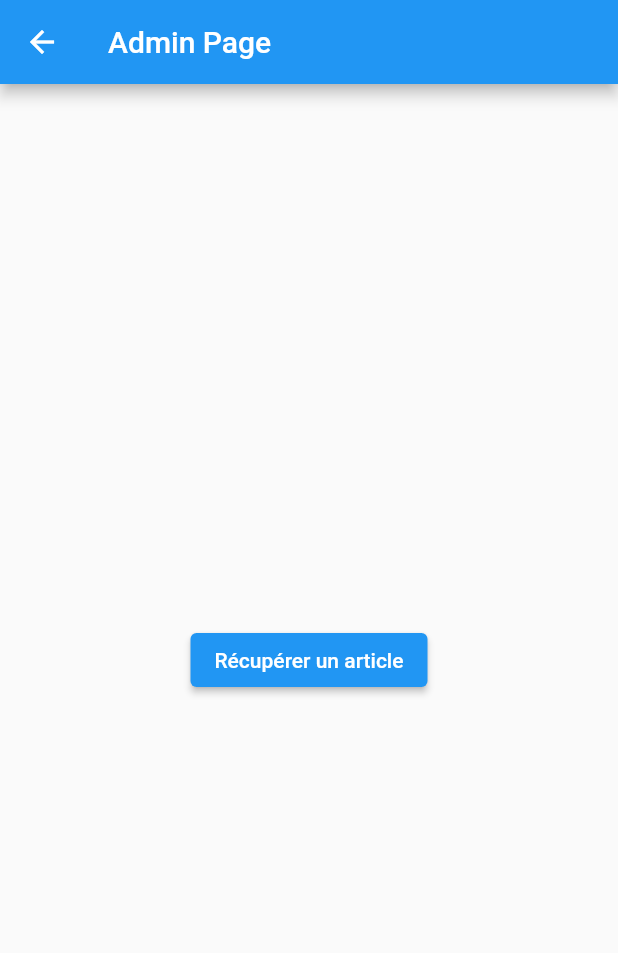
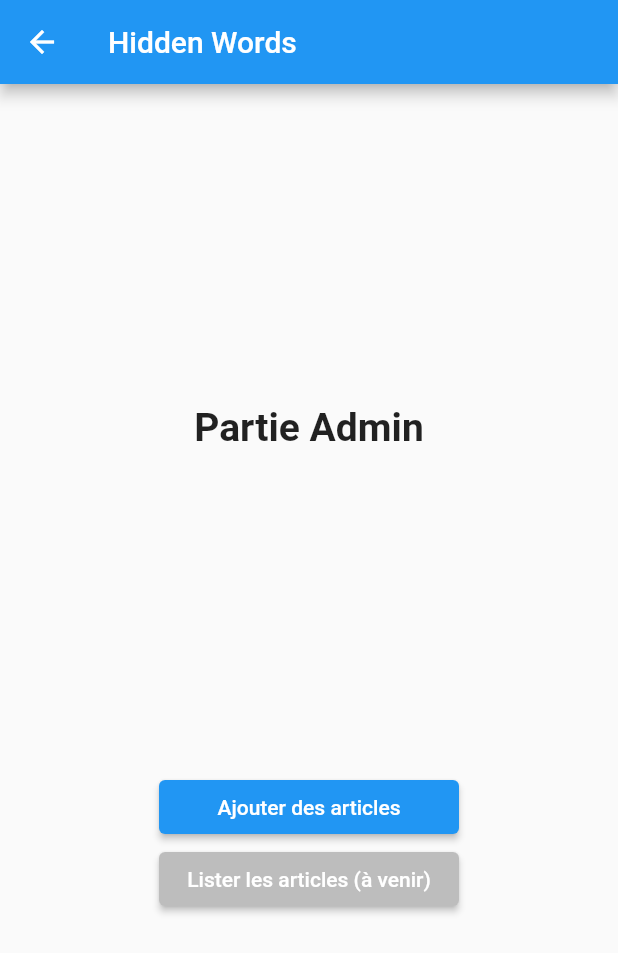
Before and after one commit to kevindjeradi/HiddenWords, a Flutter app: the Admin screen opened directly, on a phone screen of 412 x 824 dp. Shown: the top 953 px of the screen. Run offline on Flutter 3.47's test engine with Material 2 defaults, Android fonts, the phone set to English and light mode, and no system bars; our stand-ins replace flutter_dotenv, flutter_secure_storage, logger, shared_preferences; missing offline and left inert: text_analysis; accounts and stored records are empty; network calls fail.

Commit message:
refactoring files

```diff
--- a/hidden_words_front/lib/views/admin.dart
+++ /dev/null
@@ -1,255 +0,0 @@
-import 'package:flutter/material.dart';
-import 'package:hidden_words_front/helpers/logger.dart';
-import 'package:hidden_words_front/models/article.dart';
-import 'package:hidden_words_front/services/article_service.dart';
-import 'package:url_launcher/url_launcher.dart';
-
-class Admin extends StatefulWidget {
-  const Admin({super.key});
-
-  @override
-  AdminState createState() => AdminState();
-}
-
-class AdminState extends State<Admin> {
-  Article? currentArticle;
-  final ArticleService articleService = ArticleService();
-  final TextEditingController themeController = TextEditingController();
-  final TextEditingController difficultyController = TextEditingController();
-  List<TextEditingController> hintControllers = [TextEditingController()];
-  final TextEditingController contentController = TextEditingController();
-  bool isContentEditable = false;
-
-  void fetchArticle() async {
-    var articleData = await articleService.fetchRandomWikipediaArticle();
-    if (articleData != null) {
-      setState(() {
-        currentArticle = Article(
-            title: articleData['title'],
-            content: articleData['contentToShow'],
-            url: articleData['url'],
-            theme: '',
-            difficulty: '',
-            hints: [],
-            revealedWords: {},
-            bestGuesses: {});
-        contentController.text = currentArticle!.content;
-        Log.logger.i(currentArticle.toString());
-      });
-    }
-  }
-
-  void _launchURL(String urlString) async {
-    final Uri url = Uri.parse(urlString);
-    if (!await launchUrl(url)) {
-      throw Exception('Could not launch $url');
-    }
-  }
-
-  void toggleContentEditMode() {
-    setState(() {
-      isContentEditable = !isContentEditable;
-    });
-  }
-
-  void addHintField() {
-    setState(() {
-      hintControllers.add(TextEditingController());
-    });
-  }
-
-  void removeHintField(int index) {
-    if (hintControllers.length > 1) {
-      setState(() {
-        hintControllers.removeAt(index);
-      });
-    }
-  }
-
-  void saveArticle() async {
-    if (currentArticle != null) {
-      try {
-        currentArticle = currentArticle!.copyWith(
-          theme: themeController.text,
-          difficulty: difficultyController.text,
-          content: contentController.text,
-          hints: hintControllers.map((controller) => controller.text).toList(),
-        );
-        await articleService.createArticle(currentArticle!);
-        Log.logger.i("article sauvegardé");
-      } catch (e) {
-        Log.logger.i("article pas sauvegardé");
-      }
-    }
-  }
-
-  @override
-  Widget build(BuildContext context) {
-    List<String> contentLines = currentArticle?.content.split('\n') ?? [];
-
-    return Scaffold(
-      appBar: AppBar(
-        title: const Text('Admin Page'),
-      ),
-      body: currentArticle == null
-          ? Center(
-              child: ElevatedButton(
-                onPressed: fetchArticle,
-                child: const Text('Récupérer un article'),
-              ),
-            )
-          : SingleChildScrollView(
-              padding: const EdgeInsets.all(10.0),
-              child: Column(
-                crossAxisAlignment: CrossAxisAlignment.start,
-                children: <Widget>[
-                  ElevatedButton(
-                    onPressed: fetchArticle,
-                    style: ElevatedButton.styleFrom(
-                        backgroundColor: Theme.of(context).primaryColor),
-                    child: const Text('Changer d\'article'),
-                  ),
-                  Padding(
-                    padding: const EdgeInsets.symmetric(vertical: 8.0),
-                    child: Text(currentArticle!.title,
-                        style: Theme.of(context).textTheme.titleLarge),
-                  ),
-                  Padding(
-                    padding: const EdgeInsets.symmetric(vertical: 8.0),
-                    child: GestureDetector(
-                      onTap: () => _launchURL(currentArticle!.url),
-                      child: Text(
-                        currentArticle!.url,
-                        style: const TextStyle(
-                          color: Colors.blue,
-                          decoration: TextDecoration.underline,
-                        ),
-                      ),
-                    ),
-                  ),
-                  Padding(
-                    padding: const EdgeInsets.symmetric(vertical: 8.0),
-                    child: GestureDetector(
-                      onTap: showEditContentDialog,
-                      child: Container(
-                        height: 350,
-                        padding: const EdgeInsets.all(8.0),
-                        decoration: BoxDecoration(
-                          border: Border.all(color: Colors.grey),
-                          borderRadius: BorderRadius.circular(5.0),
-                        ),
-                        child: SingleChildScrollView(
-                          child: Column(
-                            crossAxisAlignment: CrossAxisAlignment.start,
-                            children: contentLines.map((line) {
-                              bool isTitle = line.startsWith('{{{') &&
-                                  line.endsWith('}}}');
-                              String displayText = isTitle
-                                  ? line.substring(3, line.length - 3)
-                                  : line;
-                              return Padding(
-                                padding: EdgeInsets.symmetric(
-                                    vertical: isTitle ? 8.0 : 4.0),
-                                child: Text(
-                                  displayText,
-                                  style: TextStyle(
-                                    fontWeight: isTitle
-                                        ? FontWeight.bold
-                                        : FontWeight.normal,
-                                  ),
-                                ),
-                              );
-                            }).toList(),
-                          ),
-                        ),
-                      ),
-                    ),
-                  ),
-                  Padding(
-                    padding: const EdgeInsets.symmetric(vertical: 8.0),
-                    child: TextField(
-                      controller: themeController,
-                      decoration: const InputDecoration(hintText: 'Thème'),
-                    ),
-                  ),
-                  Padding(
-                    padding: const EdgeInsets.symmetric(vertical: 8.0),
-                    child: TextField(
-                      controller: difficultyController,
-                      decoration: const InputDecoration(hintText: 'Difficulté'),
-                    ),
-                  ),
-                  ...List.generate(hintControllers.length, (index) {
-                    return Padding(
-                      padding: const EdgeInsets.symmetric(vertical: 8.0),
-                      child: Row(
-                        children: [
-                          Expanded(
-                            child: TextField(
-                              controller: hintControllers[index],
-                              decoration: InputDecoration(
-                                hintText: 'Indice ${index + 1}',
-                              ),
-                            ),
-                          ),
-                          if (hintControllers.length > 1)
-                            IconButton(
-                              icon: const Icon(Icons.remove),
-                              onPressed: () => removeHintField(index),
-                            ),
-                          if (index == hintControllers.length - 1)
-                            IconButton(
-                              icon: const Icon(Icons.add),
-                              onPressed: addHintField,
-                            ),
-                        ],
-                      ),
-                    );
-                  }),
-                  ElevatedButton(
-                    onPressed: saveArticle,
-                    child: const Text('Sauvegarder l\'article'),
-                  ),
-                ],
-              ),
-            ),
-    );
-  }
-
-  void showEditContentDialog() {
-    showDialog(
-      context: context,
-      builder: (BuildContext context) {
-        TextEditingController dialogController =
-            TextEditingController(text: currentArticle?.content);
-        return AlertDialog(
-          title: const Text("Editer le contenu"),
-          content: TextField(
-            controller: dialogController,
-            decoration: const InputDecoration(hintText: 'Contenu'),
-            maxLines: null,
-          ),
-          actions: <Widget>[
-            TextButton(
-              child: const Text('Annuler'),
-              onPressed: () {
-                Navigator.of(context).pop();
-              },
-            ),
-            TextButton(
-              child: const Text('Sauvegarder'),
-              onPressed: () {
-                setState(() {
-                  contentController.text = dialogController.text;
-                  currentArticle =
-                      currentArticle?.copyWith(content: dialogController.text);
-                });
-                Navigator.of(context).pop();
-              },
-            ),
-          ],
-        );
-      },
-    );
-  }
-}
--- /dev/null
+++ b/hidden_words_front/lib/views/admin/admin.dart
@@ -0,0 +1,58 @@
+// views/landing_page.dart
+import 'package:flutter/material.dart';
+import 'package:hidden_words_front/views/admin/add_article.dart';
+
+class Admin extends StatefulWidget {
+  const Admin({super.key});
+
+  @override
+  State<Admin> createState() => _AdminState();
+}
+
+class _AdminState extends State<Admin> {
+  @override
+  Widget build(BuildContext context) {
+    return Scaffold(
+      appBar: AppBar(
+        title: const Text('Hidden Words'),
+      ),
+      body: Center(
+          child: Column(
+              mainAxisAlignment: MainAxisAlignment.spaceEvenly,
+              children: [
+            const Text(
+              'Partie Admin',
+              style: TextStyle(fontSize: 26, fontWeight: FontWeight.bold),
+            ),
+            Column(
+              children: [
+                SizedBox(
+                  width: 200,
+                  child: ElevatedButton(
+                    onPressed: () {
+                      Navigator.push(
+                        context,
+                        MaterialPageRoute(
+                          builder: (context) => const AddArticle(),
+                        ),
+                      );
+                    },
+                    child: const Text('Ajouter des articles'),
+                  ),
+                ),
+                SizedBox(
+                  width: 200,
+                  child: ElevatedButton(
+                    style: ButtonStyle(
+                        backgroundColor:
+                            MaterialStateProperty.all(Colors.grey[400])),
+                    onPressed: () {},
+                    child: const Text('Lister les articles (à venir)'),
+                  ),
+                ),
+              ],
+            ),
+          ])),
+    );
+  }
+}
--- a/hidden_words_front/lib/views/landing_page.dart
+++ b/hidden_words_front/lib/views/landing_page.dart
@@ -1,7 +1,7 @@
 // views/landing_page.dart
 import 'package:flutter/material.dart';
-import 'package:hidden_words_front/views/admin.dart';
-import 'package:hidden_words_front/views/infernal_mode.dart';
+import 'package:hidden_words_front/views/admin/admin.dart';
+import 'package:hidden_words_front/views/gamemodes/infernal_mode.dart';
 
 class LandingPage extends StatefulWidget {
   const LandingPage({super.key});
```
Also changed, not shown: hidden_words_front/lib/views/admin/add_article.dart (added, +320 -0 lines), hidden_words_front/lib/views/gamemodes/infernal_mode.dart (renamed from hidden_words_front/lib/views/infernal_mode.dart).
